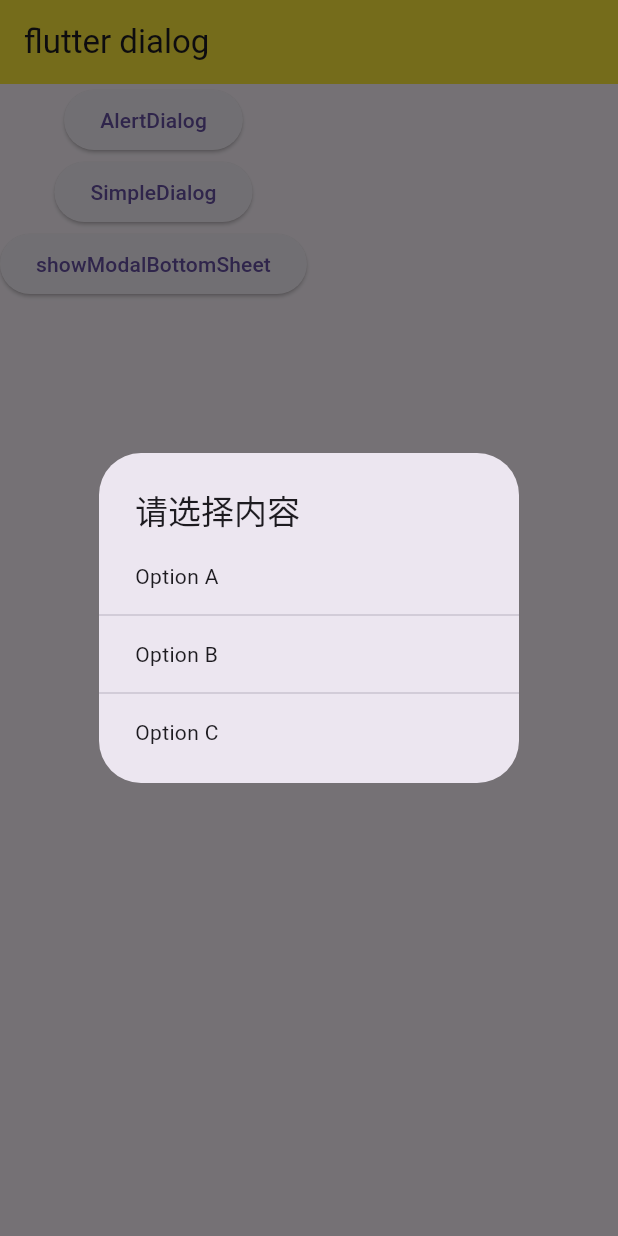
After one commit to su3233/flutter_demo, a Flutter app: the DialogPage screen opened directly, after a tap on "SimpleDialog", on a phone screen of 412 x 824 dp. The commit adds this screen. Run offline on Flutter 3.47's test engine with Material 3 defaults, Android fonts, the phone set to English and light mode, and no system bars; our stand-ins replace date_format, fluttertoast, shared_preferences; missing offline and left inert: dart:ffi; accounts and stored records are empty; network calls fail.

Commit message:
dialog,toast

```diff
--- a/lib/bottomNavigationBar.dart
+++ b/lib/bottomNavigationBar.dart
@@ -22,7 +22,7 @@ class MyApp extends StatelessWidget {
       debugShowCheckedModeBanner: false,
       theme: ThemeData(
           appBarTheme: const AppBarTheme(
-              centerTitle: true;
+              centerTitle: true
           )
       ),
       title: "BottomNavigationBar",
--- /dev/null
+++ b/lib/dialog.dart
@@ -0,0 +1,157 @@
+import 'package:flutter/material.dart';
+import 'package:flutter_demo/aspectRatio.dart';
+
+///AlertDialog,SimpleDialog,SimpleDialogOption
+main() {
+  runApp(
+    const MyApp(),
+  );
+}
+
+class MyApp extends StatelessWidget {
+  const MyApp({super.key});
+
+  @override
+  Widget build(BuildContext context) {
+    return MaterialApp(
+      title: "dialog",
+      theme: ThemeData(primarySwatch: Colors.yellow),
+      home: const DialogPage(),
+    );
+  }
+}
+
+//横向列表高度自适应，纵向列表宽度自适应
+class DialogPage extends StatefulWidget {
+  const DialogPage({super.key});
+
+  @override
+  State<StatefulWidget> createState() {
+    return _DialogPages();
+  }
+}
+
+class _DialogPages extends State<DialogPage> {
+  @override
+  Widget build(BuildContext context) {
+    return Scaffold(
+      appBar: AppBar(
+        title: const Text("flutter dialog"),
+        backgroundColor: Colors.yellow,
+      ),
+      body: Column(
+        children: [
+          ElevatedButton(
+              onPressed: _alertDialog, child: const Text("AlertDialog")),
+          ElevatedButton(
+              onPressed: _simpleDialog, child: const Text("SimpleDialog")),
+         ElevatedButton(
+              onPressed: _modelBottomSheet,
+              child: const Text("showModalBottomSheet")),
+        ],
+      ),
+    );
+  }
+
+  _modelBottomSheet() async {
+    var result = await showModalBottomSheet(
+        context: context,
+        builder: (context) {
+          return SizedBox(
+            height: 220,
+            child: Column(
+              children: <Widget>[
+                ListTile(
+                  title: const Text("分享 A"),
+                  onTap: () {
+                    Navigator.pop(context, "分享 A");
+                  },
+                ),
+                const Divider(),
+                ListTile(
+                  title: const Text("分享 B"),
+                  onTap: () {
+                    Navigator.pop(context, "分享 B");
+                  },
+                ),
+                const Divider(),
+                ListTile(
+                  title: const Text("分享 C"),
+                  onTap: () {
+                    Navigator.pop(context, "分享 C");
+                  },
+                )
+              ],
+            ),
+          );
+        });
+    print(result);
+  }
+
+  _simpleDialog() async {
+    var result = await showDialog(
+        barrierDismissible: true, //表示点击灰色背景的时候是否消失弹出
+        context: context,
+        builder: (context) {
+          return SimpleDialog(
+            title: const Text("请选择内容"),
+            children: <Widget>[
+              SimpleDialogOption(
+                child: const Text("Option A"),
+                onPressed: () {
+                  print("Option A");
+                  Navigator.pop(context, "A");
+                },
+              ),
+              const Divider(),
+              SimpleDialogOption(
+                child: const Text("Option B"),
+                onPressed: () {
+                  print("Option B");
+                  Navigator.pop(context, "B");
+                },
+              ),
+              const Divider(),
+              SimpleDialogOption(
+                child: const Text("Option C"),
+                onPressed: () {
+                  print("Option C");
+                  Navigator.pop(context, "C");
+                },
+              ),
+            ],
+          );
+        });
+    print(result);
+  }
+
+  _alertDialog() async {
+    var result = await showDialog(
+        barrierDismissible: false,
+        //表示点击灰色背景的时候是否消失弹出框
+        context: context,
+        builder: (context) {
+          return AlertDialog(
+            title: const Text("提示信息!"),
+            content: const Text("您确定要删除吗?"),
+            actions: <Widget>[
+              TextButton(
+                child: const Text("取消"),
+                onPressed: () {
+                  print("取消");
+                  Navigator.pop(context, 'Cancle');
+                },
+              ),
+              TextButton(
+                child: const Text("确定"),
+                onPressed: () {
+                  print("确定");
+                  Navigator.pop(context, "Ok");
+                },
+              )
+            ],
+          );
+        });
+    print(result);
+  }
+}
```
